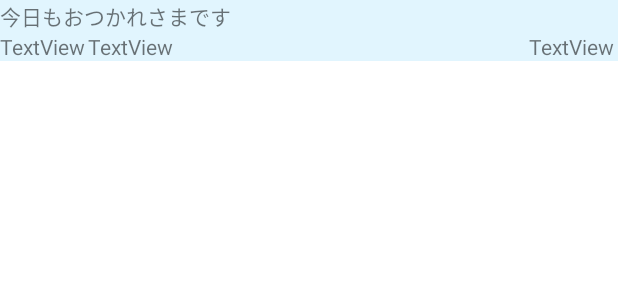
After one commit to ogoogo/FeelingRecorder, an Android app: the layout new_app_widget.xml on its own in the app's theme, with its tools: preview values and no code run, on a phone screen of 412 x 824 dp. The commit adds this screen. Shown: the top 300 px of the screen. Run offline under Robolectric (Android 15) with nearby library versions, the phone set to English and light mode, and no system bars.

Commit message:
feat:ウィジェット機能超簡易版追加

```diff
--- /dev/null
+++ b/app/src/main/res/layout/new_app_widget.xml
@@ -0,0 +1,33 @@
+<RelativeLayout xmlns:android="http://schemas.android.com/apk/res/android"
+                android:theme="@style/ThemeOverlay.FeelingRecorder.AppWidgetContainer"
+                android:background="@color/light_blue_50"
+                android:layout_width="match_parent"
+                android:layout_height="wrap_content"
+                android:padding="@dimen/widget_margin">
+    <LinearLayout
+            android:orientation="vertical"
+            android:layout_width="match_parent"
+            android:layout_height="wrap_content">
+        <TextView
+                android:text="今日もおつかれさまです"
+                android:layout_width="wrap_content"
+                android:layout_height="wrap_content" android:id="@+id/appwidget_text"/>
+        <LinearLayout
+                android:orientation="horizontal"
+                android:layout_width="match_parent"
+                android:layout_height="match_parent">
+            <TextView
+                    android:text="TextView"
+                    android:layout_width="0dp"
+                    android:layout_height="wrap_content" android:id="@+id/widgetDate" android:layout_weight="1"/>
+            <TextView
+                    android:text="TextView"
+                    android:layout_width="0dp"
+                    android:layout_height="wrap_content" android:id="@+id/widgetContent" android:layout_weight="5"/>
+            <TextView
+                    android:text="TextView"
+                    android:layout_width="0dp"
+                    android:layout_height="wrap_content" android:id="@+id/widgetPerson" android:layout_weight="1"/>
+        </LinearLayout>
+    </LinearLayout>
+</RelativeLayout>
--- a/app/src/main/res/values-night/themes.xml
+++ b/app/src/main/res/values-night/themes.xml
@@ -13,4 +13,8 @@
         <item name="android:statusBarColor" tools:targetApi="l">?attr/colorPrimaryVariant</item>
         <!-- Customize your theme here. -->
     </style>
+    <style name="ThemeOverlay.FeelingRecorder.AppWidgetContainer" parent="">
+        <item name="appWidgetBackgroundColor">@color/light_blue_900</item>
+        <item name="appWidgetTextColor">@color/light_blue_200</item>
+    </style>
 </resources>
--- /dev/null
+++ b/app/src/main/res/values/attrs.xml
@@ -0,0 +1,6 @@
+<resources>
+    <declare-styleable name="AppWidgetAttrs">
+        <attr name="appWidgetBackgroundColor" format="color"/>
+        <attr name="appWidgetTextColor" format="color"/>
+    </declare-styleable>
+</resources>
--- a/app/src/main/res/values/colors.xml
+++ b/app/src/main/res/values/colors.xml
@@ -7,4 +7,8 @@
     <color name="teal_700">#FF018786</color>
     <color name="black">#FF000000</color>
     <color name="white">#FFFFFFFF</color>
+    <color name="light_blue_50">#FFE1F5FE</color>
+    <color name="light_blue_200">#FF81D4FA</color>
+    <color name="light_blue_600">#FF039BE5</color>
+    <color name="light_blue_900">#FF01579B</color>
 </resources>
--- a/app/src/main/res/values/strings.xml
+++ b/app/src/main/res/values/strings.xml
@@ -1,3 +1,5 @@
 <resources>
     <string name="app_name">FeelingRecorder</string>
+    <string name="appwidget_text">EXAMPLE</string>
+    <string name="add_widget">Add widget</string>
 </resources>
--- a/app/src/main/res/values/themes.xml
+++ b/app/src/main/res/values/themes.xml
@@ -13,4 +13,8 @@
         <item name="android:statusBarColor" tools:targetApi="l">?attr/colorPrimaryVariant</item>
         <!-- Customize your theme here. -->
     </style>
+    <style name="ThemeOverlay.FeelingRecorder.AppWidgetContainer" parent="">
+        <item name="appWidgetBackgroundColor">@color/light_blue_600</item>
+        <item name="appWidgetTextColor">@color/light_blue_50</item>
+    </style>
 </resources>
```
Also changed, not shown: app/src/main/AndroidManifest.xml (+10 -0 lines), app/src/main/java/com/pico/ogoshi/feelingrecorder/Alarm.kt (added, +21 -0 lines), app/src/main/java/com/pico/ogoshi/feelingrecorder/NewAppWidget.kt (added, +64 -0 lines), app/src/main/res/values/dimens.xml (added, +10 -0 lines), app/src/main/res/xml/new_app_widget_info.xml (added, +11 -0 lines), app/src/main/res/drawable-nodpi/example_appwidget_preview.png (added).
